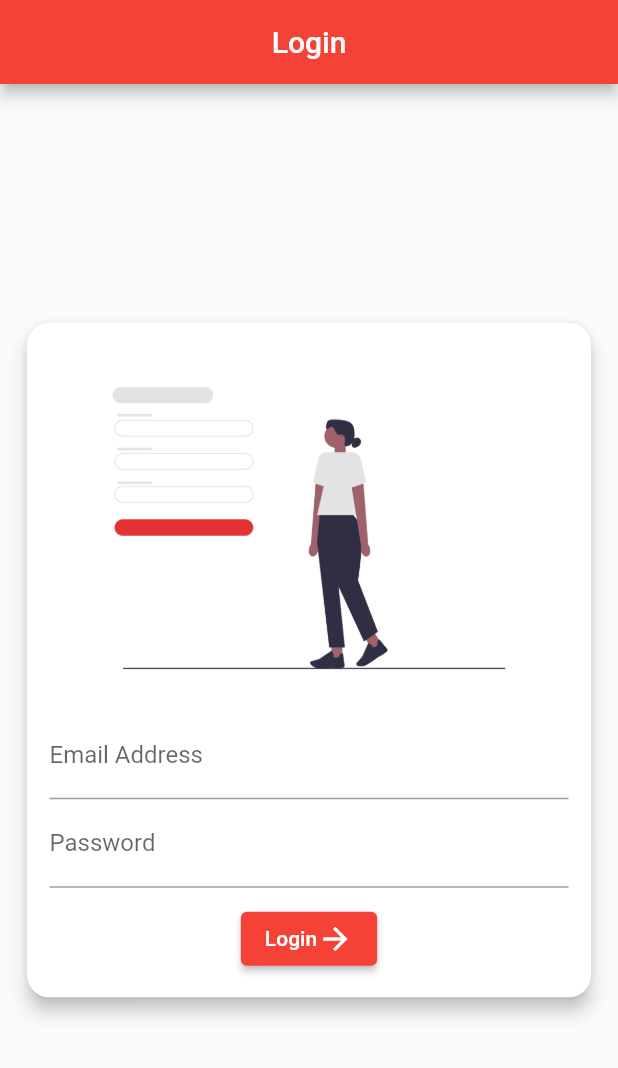
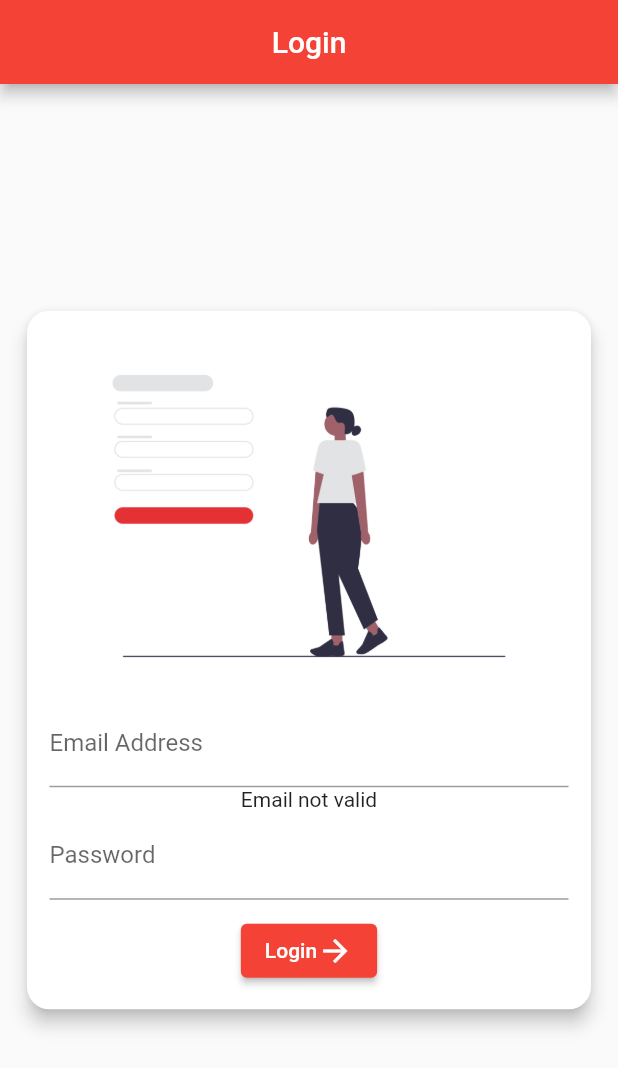
Before and after one commit to Daniel-16/30-days-of-flutter, a Flutter app: the screen it shows after launch, on a phone screen of 412 x 824 dp. Shown: the top 1068 px of the screen. Run offline on Flutter 3.47's test engine with Material 2 defaults, Android fonts, the phone set to English and light mode, and no system bars; our stand-ins replace shared_preferences.

Commit message:
feat: worked on email validation

```diff
--- a/lib/pages/login_page.dart
+++ b/lib/pages/login_page.dart
@@ -12,6 +12,12 @@ class _LoginPageState extends State<LoginPage> {
   final formKey = GlobalKey<FormState>();
   final _userEmailController = TextEditingController();
   final _passwordController = TextEditingController();
+  String email = "";
+  void handleEmail(email) {
+    setState(() {
+      this.email = email;
+    });
+  }
 
   @override
   Widget build(BuildContext context) {
@@ -46,6 +52,7 @@ class _LoginPageState extends State<LoginPage> {
                           labelText: "Email Address",
                           hintText: "Enter your email address"),
                     ),
+                    if (email != 'user@mail.com') const Text("Email not valid"),
                     TextFormField(
                       controller: _passwordController,
                       keyboardType: TextInputType.visiblePassword,
@@ -57,8 +64,15 @@ class _LoginPageState extends State<LoginPage> {
                     const SizedBox(height: 10),
                     ElevatedButton(
                       onPressed: () {
-                        SharedPreferenceHelper.prefs?.setBool("loggedIn", true);
-                        Navigator.pushReplacementNamed(context, "/home");
+                        String email = _userEmailController.text;
+                        handleEmail(email);
+                        if (email == "user@mail.com") {
+                          SharedPreferenceHelper.prefs
+                              ?.setBool("loggedIn", true);
+                          Navigator.pushReplacementNamed(context, "/home");
+                        } else {
+                          print("Could not login");
+                        }
                       },
                       child: Row(
                         mainAxisSize: MainAxisSize.min,
```
